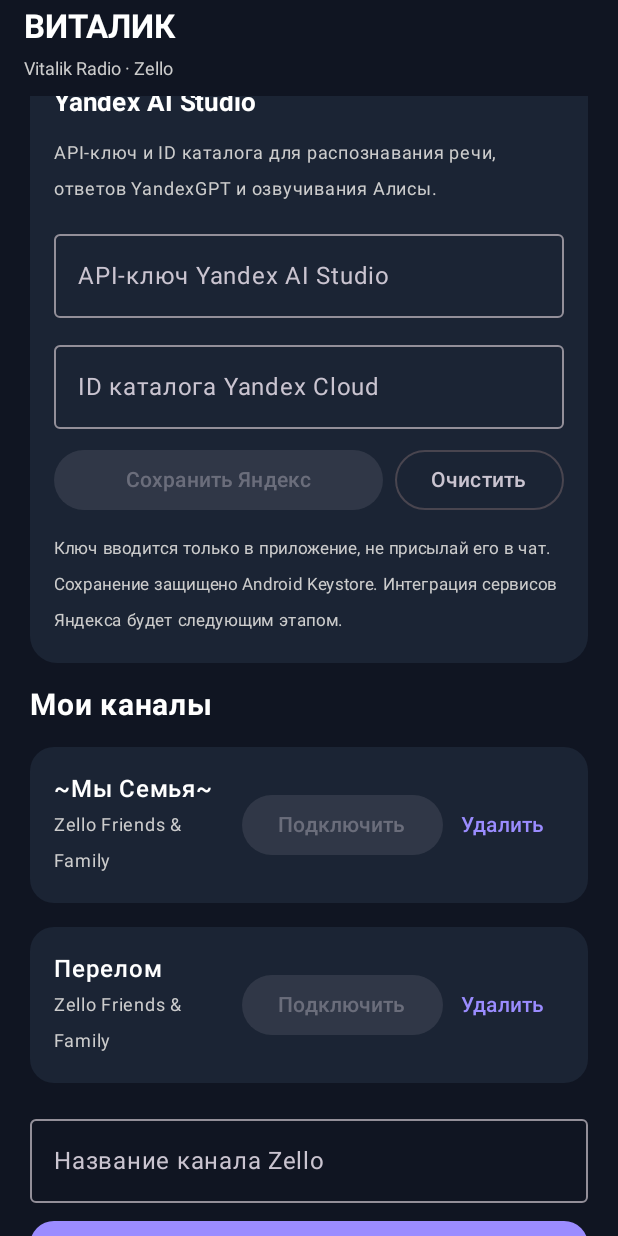
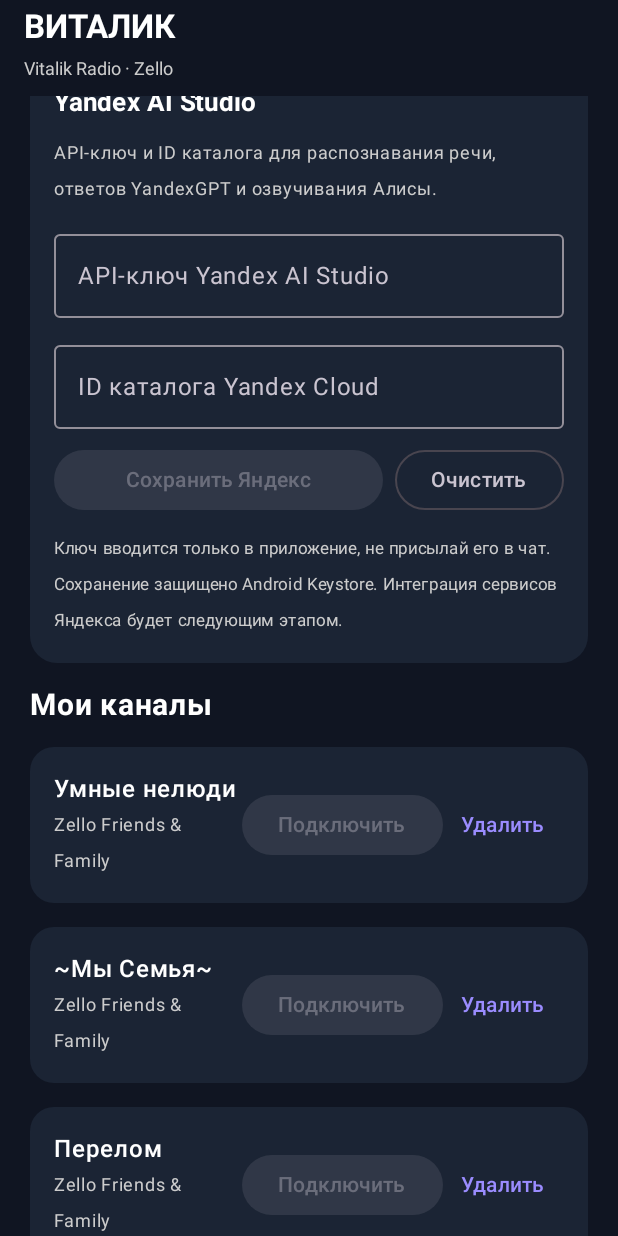
Before and after one commit to tkahenko35-lgtm/AlisaZello, an Android app built with Jetpack Compose: the screen it shows after launch (MainActivity), scrolled down 1064 dp, on a phone screen of 412 x 824 dp. Run offline under Robolectric (Android 15) with nearby library versions, the phone set to English and light mode, and no system bars; libraries missing offline, so code that uses them is left out: com.zello.channel; 1 statement that could not run was skipped.

Commit message:
Restore Умные нелюди and include default channels

```diff
--- a/app/src/main/java/com/example/alisazello/MainActivity.kt
+++ b/app/src/main/java/com/example/alisazello/MainActivity.kt
@@ -185,7 +185,10 @@ private fun AlisaApp() {
     val channels = remember(context) {
         mutableStateListOf<String>().apply {
             val saved = preferences.getStringSet("channels", null)
-            addAll(saved ?: setOf("~Мы Семья~", "Перелом"))
+            addAll(saved ?: emptySet())
+            listOf("Умные нелюди", "~Мы Семья~", "Перелом").forEach { channel ->
+                if (!contains(channel)) add(channel)
+            }
         }
     }
     LaunchedEffect(channels.toList()) {
```
